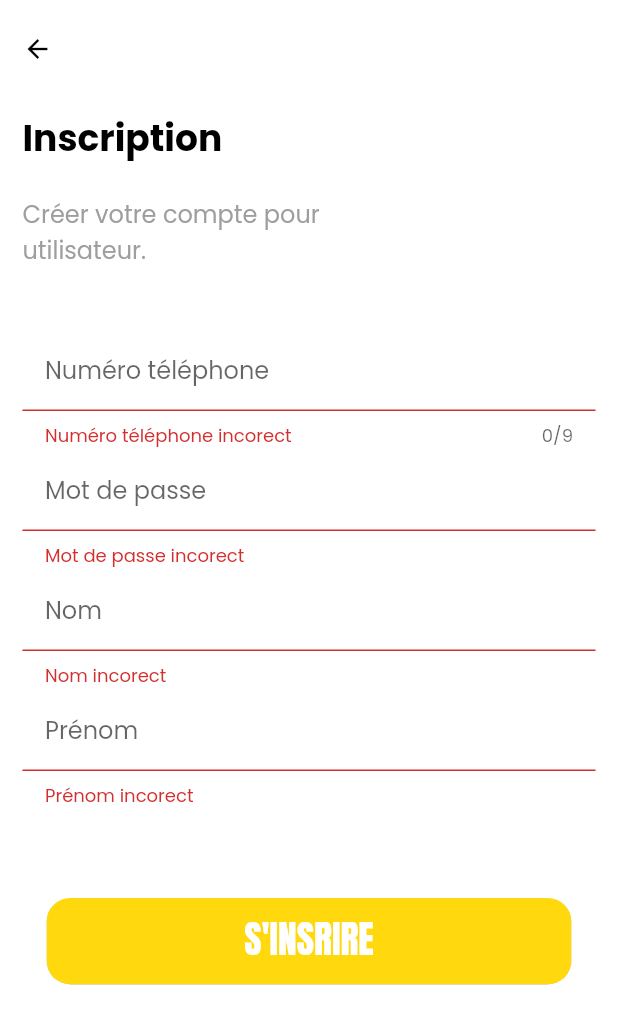
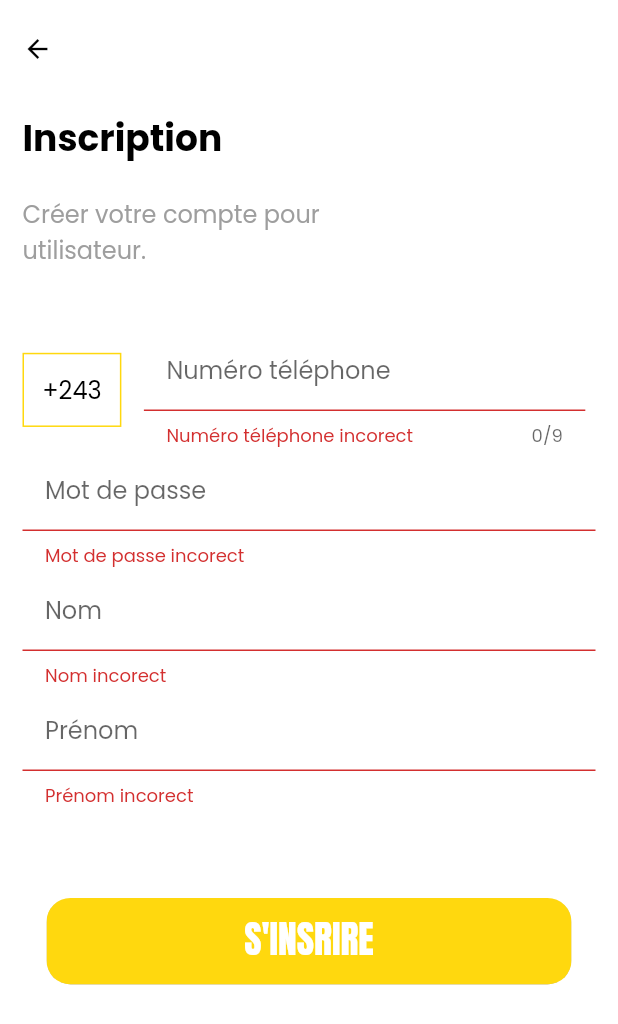
Before and after one commit to Domiynsbelhanda/goplus, a Flutter app: the UserSignupScreen screen opened directly, after a tap on an icon or button, on a phone screen of 412 x 824 dp. Shown: the top 1024 px of the screen. Run offline on Flutter 3.47's test engine with Material 2 defaults, Android fonts, the phone set to English and light mode, and no system bars; our stand-ins replace animated_splash_screen, cloud_firestore, dio, firebase_core, flutter_secure_storage, flutter_svg and 4 more; missing offline and left inert: cool_stepper, flutter_google_places_hoc081098, flutter_timer_countdown, google_api_headers, google_maps_webservice, smart_select; accounts and stored records are empty; project files that could hold a hidden picture were left out.

Commit message:
[STYLE] Add prefix country code to phone number

```diff
--- a/lib/screens/user_signup_screen.dart
+++ b/lib/screens/user_signup_screen.dart
@@ -107,6 +107,46 @@ class _SignupScreenState extends State<UserSignupScreen> {
                     children: [
                       Column(
                         children: input.map((e){
+                          if(e['max'] != null){
+                            return Row(
+                              children: [
+                                Container(
+                                  alignment: Alignment.center,
+                                  height: size.height * 0.06,
+                                  width: size.height * 0.08,
+                                  margin: const EdgeInsets.only(right: 15),
+                                  decoration: BoxDecoration(
+                                      border: Border.all(
+                                        color: AppColors.primaryColor,
+                                      )),
+                                  child: const Text(
+                                    "+243",
+                                    style: TextStyle(
+                                      fontSize: 16.0,
+                                    ),
+                                  ),
+                                ),
+                                SizedBox(
+                                  width: size.width / 1.4,
+                                  child: TextFormField(
+                                    validator: (value) {
+                                      if (value!.isEmpty) {
+                                        return '${e['label']} incorect';
+                                      }
+                                      return null;
+                                    },
+                                    cursorColor: AppColors.primaryColor,
+                                    maxLength: e['max'] == null ? null : e['max'],
+                                    keyboardType: e['input'] == null ? TextInputType.name : e['input'],
+                                    controller: e['controller'],
+                                    decoration: InputDecoration(
+                                        hintText: '${e['label']}',
+                                        contentPadding: EdgeInsets.all(15.0)),
+                                  ),
+                                )
+                              ],
+                            );
+                          }
                           return TextFormField(
                             validator: (value) {
                               if (value!.isEmpty) {
```
